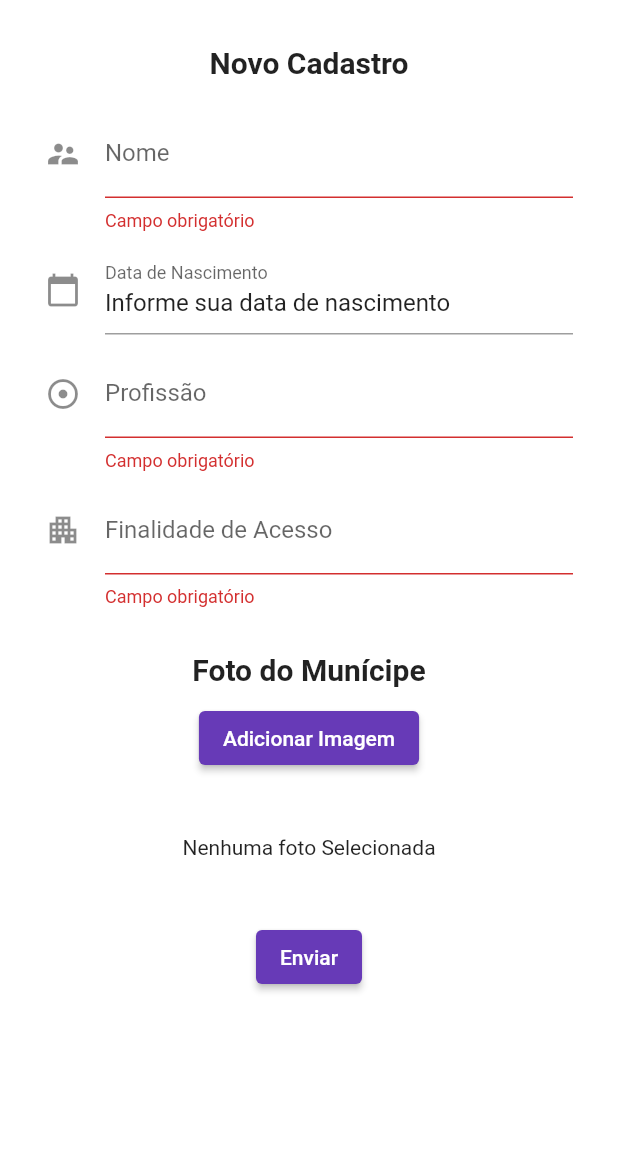
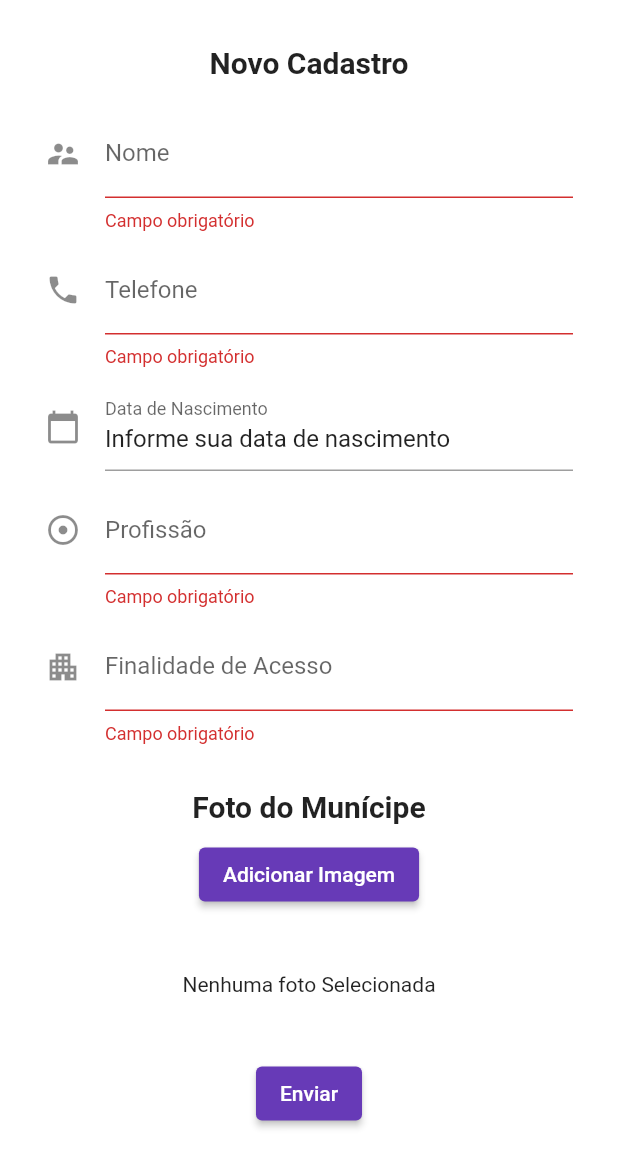
Before and after one commit to L3EWick/espaco_colabore, a Flutter app: the FormScreen screen opened directly, after a tap on "Enviar", on a phone screen of 412 x 824 dp. Shown: the top 1167 px of the screen. Run offline on Flutter 3.47's test engine with Material 2 defaults, Android fonts, the phone set to English and light mode, and no system bars; our stand-ins replace extended_masked_text, image_picker, shared_preferences, webview_flutter; accounts and stored records are empty; network calls fail.

Commit message:
Telefone add

```diff
--- a/lib/screens/form/details_screen.dart
+++ b/lib/screens/form/details_screen.dart
@@ -42,6 +42,11 @@ class DetailsScreen extends StatelessWidget {
                   'Nome: ${data['nome'] ?? ''}',
                   style: TextStyle(fontSize: 18, fontWeight: FontWeight.bold),
                 ),
+                 SizedBox(height: 16),
+                Text(
+                  'Telefone: ${data['telefone'] ?? ''}',
+                  style: TextStyle(fontSize: 18, ),
+                ),
                 SizedBox(height: 16),
                 Text(
                   'Idade: ${data['idade'] ?? ''}',
--- a/lib/screens/form/form.dart
+++ b/lib/screens/form/form.dart
@@ -4,6 +4,8 @@ import 'package:flutter/material.dart';
 import 'package:image_picker/image_picker.dart';
 import 'package:colabore/services.dart';
 import 'package:intl/intl.dart';
+import 'package:shared_preferences/shared_preferences.dart';
+import 'package:extended_masked_text/extended_masked_text.dart';
 
 class FormScreen extends StatefulWidget {
   const FormScreen({Key? key}) : super(key: key);
@@ -19,6 +21,8 @@ class _FormScreenState extends State<FormScreen> {
   TextEditingController _tNome = TextEditingController();
   TextEditingController _tProfissao = TextEditingController();
   TextEditingController _tFinalidade = TextEditingController();
+  TextEditingController _tTelefone = MaskedTextController(mask: '(00) 00000-0000');
+
 
   XFile? _image;
   final picker = ImagePicker();
@@ -139,11 +143,17 @@ class _FormScreenState extends State<FormScreen> {
       setState(() {
         _isLoading = true;
       });
+
+         SharedPreferences prefs = await SharedPreferences.getInstance();
+      int user_id = prefs.getInt('id') ?? 0;
+
       Map<String, String> body = {
         'nome': _tNome.text,
-        'idade': _calculateAge(_selectedDate).toString(),
+        'telefone': _tTelefone.text,
+        'idade': _formattedDate.toString(),
         'profissao': _tProfissao.text,
         'finalidade': _tFinalidade.text,
+        'user_id': user_id.toString(),
       };
       await service.addImage(body, _image!.path);
       setState(() {
@@ -204,6 +214,19 @@ class _FormScreenState extends State<FormScreen> {
                         ),
                         validator: _validateText,
                       ),
+                      SizedBox(
+                        height: 10,
+                      ),
+                      TextFormField(
+                        controller: _tTelefone,
+                        decoration: InputDecoration(
+                          labelText: "Telefone",
+                          hintText: "Telefone",
+                          icon: Icon(Icons.phone),
+                        ),
+                        validator: _validateText,
+                      ),
+
                       SizedBox(
                         height: 10,
                       ),
--- a/lib/screens/form/formview.dart
+++ b/lib/screens/form/formview.dart
@@ -29,6 +29,7 @@ class _DataScreenState extends State<DataScreen> {
         dataList = decodedData.map((data) {
           return {
             'nome': data['nome'],
+            'telefone': data['telefone'],
             'idade': data['idade'],
             'profissao': data['profissao'],
             'finalidade': data['finalidade'],
@@ -68,7 +69,7 @@ class _DataScreenState extends State<DataScreen> {
                       elevation: 4.0,
                       child: ListTile(
                         title: Text('Nome: ${data['nome']}'),
-                        subtitle: Text('Idade: ${data['idade']}'),
+                        subtitle: Text('Telefone: ${data['telefone']}'),
                         leading: CircleAvatar(
                           backgroundImage: data['photo'] != null
                               ? NetworkImage(
--- a/lib/screens/login/usuario.dart
+++ b/lib/screens/login/usuario.dart
@@ -50,6 +50,6 @@ class Usuario {
 
   @override
   String toString() {
-    return 'Usuario{email: $email, name: $nome, token $token}';
+    return 'Usuario{email: $email, name: $nome, token $token, id: $id}';
   }
 }
--- a/lib/screens/utils/url.dart
+++ b/lib/screens/utils/url.dart
@@ -1,6 +1,6 @@
 
 
 //teste local
-// var link = "172.19.0.157";
+var link = "172.19.0.157:8000";
 
-var link = "colabore.mesquita.rj.gov.br";
+// var link = "colabore.mesquita.rj.gov.br";
--- a/pubspec.yaml
+++ b/pubspec.yaml
@@ -39,6 +39,9 @@ dependencies:
   flutter_localizations:
     sdk: flutter
   intl: any
+  webview_flutter: ^4.2.2
+  extended_masked_text: ^2.3.1
+
 
 
 
```
Also changed, not shown: lib/screens/login/reset_page.dart (deleted, +0 -88 lines), lib/screens/login/secret_page.dart (added, +42 -0 lines), lib/screens/utils/drawer_list.dart (+12 -10 lines), pubspec.lock, 4 other files.
